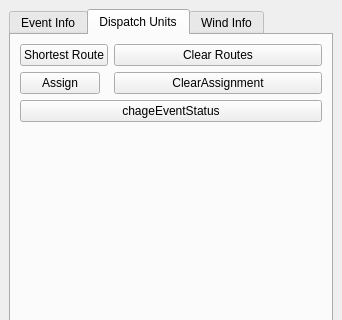
Old version of the form SpatialDecision/spatial_decision_dockwidget_base.ui in the repository balazsdukai/GEO1005-StormManager; both pictures show x 0 to 342 and y 0 to 320 of the 342 by 471 pixel window.
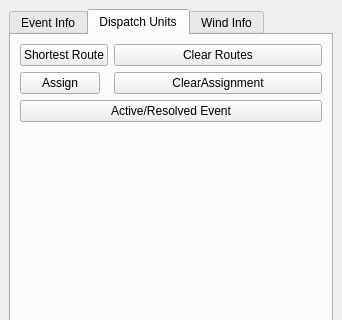
New version of the form. The open tabs and pages were chosen to show the change.

Commit message: Finalized the windspeed bar plot with annotations. Added current date as title.

Patch:
```diff
--- a/SpatialDecision/spatial_decision_dockwidget_base.ui
+++ b/SpatialDecision/spatial_decision_dockwidget_base.ui
@@ -121,7 +121,7 @@
         <item row="3" column="0" colspan="2">
          <widget class="QPushButton" name="changeStatusButton">
           <property name="text">
-           <string>chageEventStatus</string>
+           <string>Active/Resolved Event</string>
           </property>
          </widget>
         </item>
```
Left out of the diff: 2 changed lines with no effect on the pictures. The commit also changes 1 other file.
